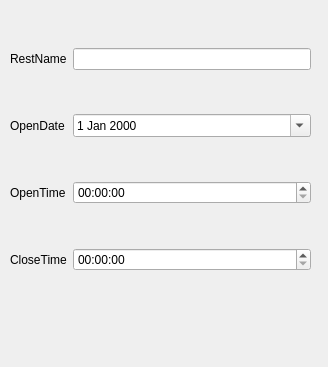
The window that restaurantschangedialog.ui (pgulyaev88/elpos.manager) describes before a commit, drawn with Qt 5.
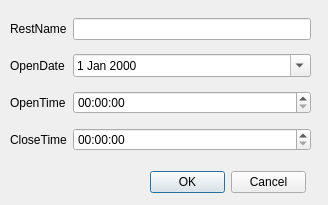
The same window after the commit.

```diff
--- a/restaurantschangedialog.ui
+++ b/restaurantschangedialog.ui
@@ -7,7 +7,7 @@
     <x>0</x>
     <y>0</y>
     <width>328</width>
-    <height>367</height>
+    <height>205</height>
    </rect>
   </property>
   <property name="windowTitle">
@@ -19,7 +19,7 @@
      <x>10</x>
      <y>10</y>
      <width>301</width>
-     <height>301</height>
+     <height>151</height>
     </rect>
    </property>
    <layout class="QGridLayout" name="gridLayout">
@@ -76,6 +76,19 @@
     </item>
    </layout>
   </widget>
+  <widget class="QDialogButtonBox" name="buttonBox">
+   <property name="geometry">
+    <rect>
+     <x>150</x>
+     <y>170</y>
+     <width>156</width>
+     <height>25</height>
+    </rect>
+   </property>
+   <property name="standardButtons">
+    <set>QDialogButtonBox::Cancel|QDialogButtonBox::Ok</set>
+   </property>
+  </widget>
  </widget>
  <resources/>
  <connections/>
```
